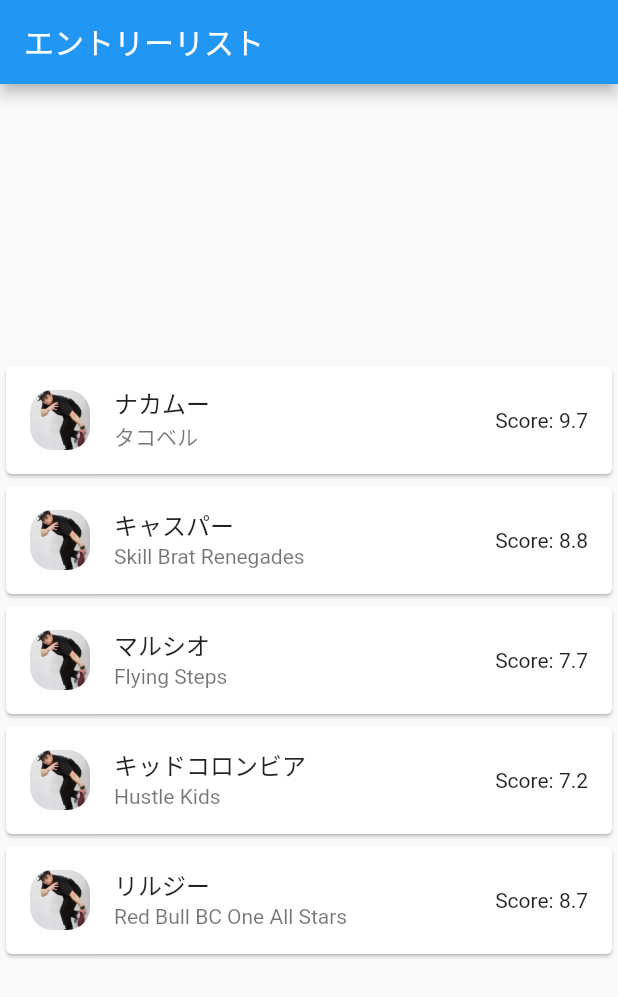
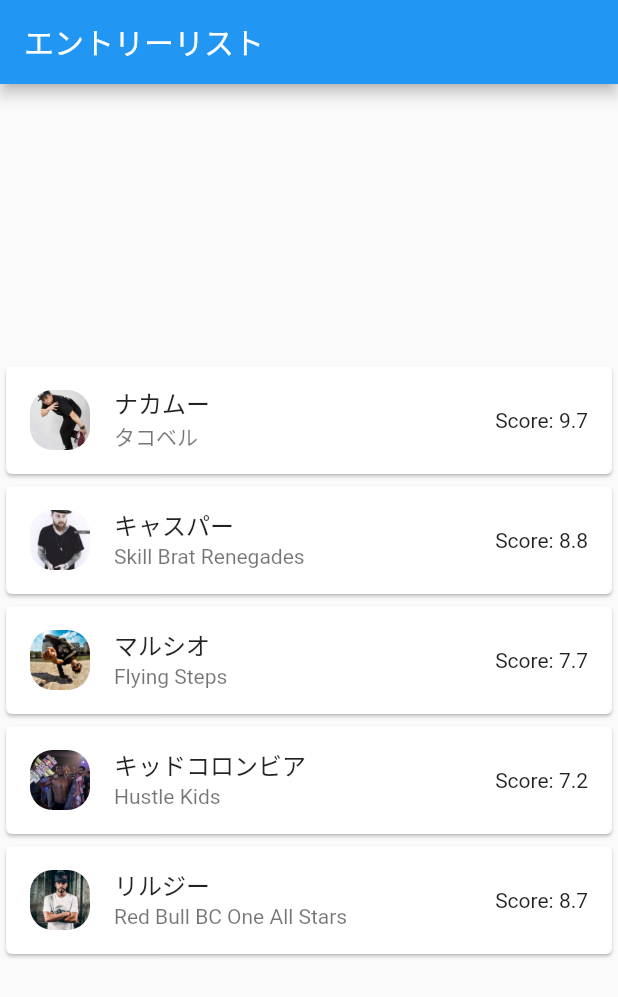
Before and after one commit to ATUSHIKADOWAKI/dance_judge_system, a Flutter app: the JudgeEntryListPage screen opened by its route, on a phone screen of 412 x 824 dp. Shown: the top 997 px of the screen. Run offline on Flutter 3.47's test engine with Material 2 defaults, Android fonts, the phone set to English and light mode, and no system bars; our stand-ins replace flutter_riverpod, go_router.

Commit message:
photo追加

```diff
--- a/lib/page/judge_entorylist_page.dart
+++ b/lib/page/judge_entorylist_page.dart
@@ -50,7 +50,7 @@ class _JudgeEntryListPage extends ConsumerState<JudgeEntryListPage> {
                       child: Image(
                         height: 300.0,
                         width: double.infinity,
-                        image: AssetImage('images/nakamu.jpeg'),
+                        image: AssetImage('images/casper.png'),
                         fit: BoxFit.cover,
                       ),
                     ),
@@ -69,7 +69,7 @@ class _JudgeEntryListPage extends ConsumerState<JudgeEntryListPage> {
                       child: Image(
                         height: 300.0,
                         width: double.infinity,
-                        image: AssetImage('images/nakamu.jpeg'),
+                        image: AssetImage('images/marcio.jpeg'),
                         fit: BoxFit.cover,
                       ),
                     ),
@@ -88,7 +88,7 @@ class _JudgeEntryListPage extends ConsumerState<JudgeEntryListPage> {
                       child: Image(
                         height: 300.0,
                         width: double.infinity,
-                        image: AssetImage('images/nakamu.jpeg'),
+                        image: AssetImage('images/kid-columbia.jpeg'),
                         fit: BoxFit.cover,
                       ),
                     ),
@@ -107,7 +107,7 @@ class _JudgeEntryListPage extends ConsumerState<JudgeEntryListPage> {
                       child: Image(
                         height: 300.0,
                         width: double.infinity,
-                        image: AssetImage('images/nakamu.jpeg'),
+                        image: AssetImage('images/lilg.png'),
                         fit: BoxFit.cover,
                       ),
                     ),
```
Also changed, not shown: images/casper.png (added), images/kid-columbia.jpeg (added), images/lilg.png (added), images/marcio.jpeg (added).
